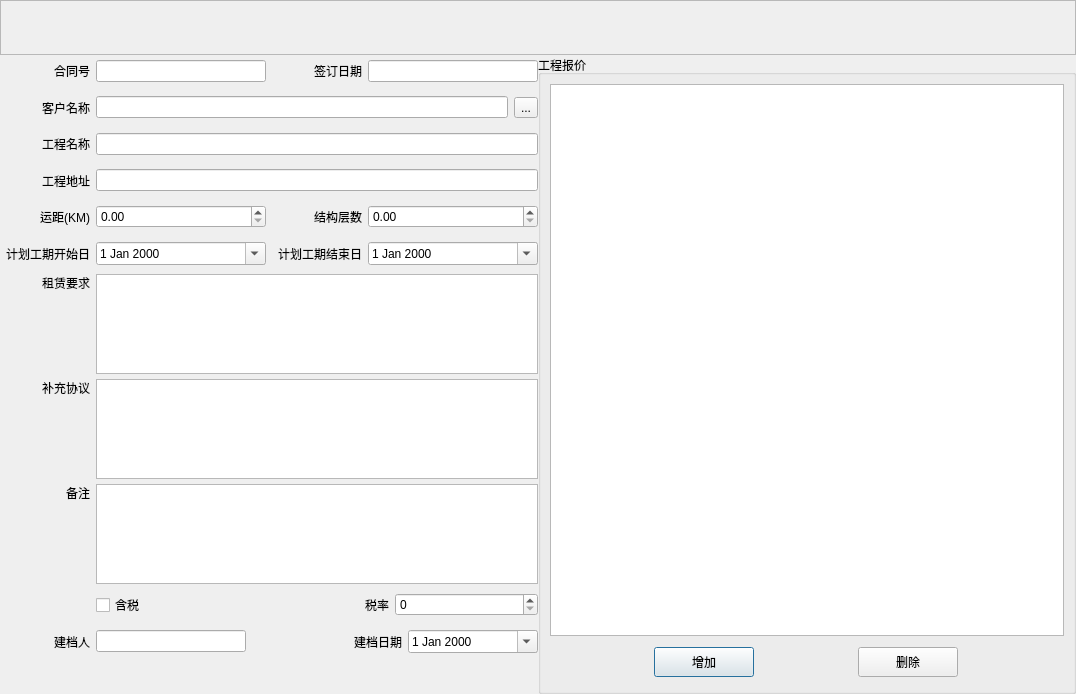
Before: the Qt Designer form ui/dialog/contracteditdialog.ui in longcp/CarRentalManagement, drawn with Qt 5.
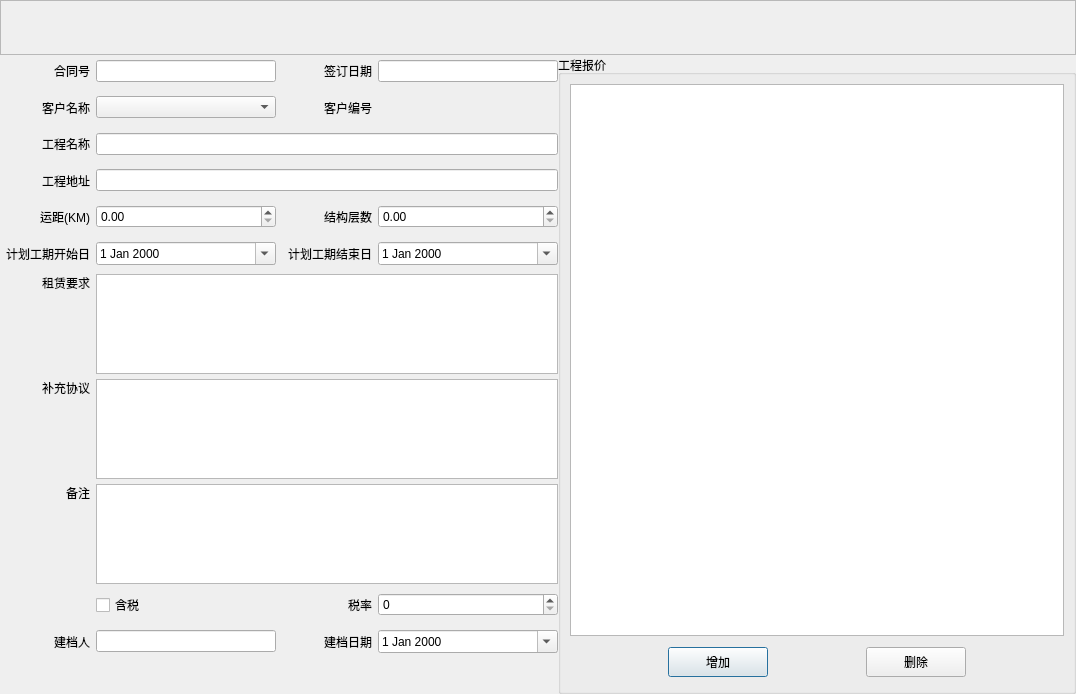
After: the same form once the commit is applied.

Patch:
```diff
--- a/ui/dialog/contracteditdialog.ui
+++ b/ui/dialog/contracteditdialog.ui
@@ -142,7 +142,20 @@
              </widget>
             </item>
             <item>
-             <widget class="QLineEdit" name="lineEdit"/>
+             <widget class="QLineEdit" name="lineEdit">
+              <property name="minimumSize">
+               <size>
+                <width>180</width>
+                <height>0</height>
+               </size>
+              </property>
+              <property name="maximumSize">
+               <size>
+                <width>180</width>
+                <height>16777215</height>
+               </size>
+              </property>
+             </widget>
             </item>
             <item>
              <widget class="QLabel" name="label_2">
@@ -167,7 +180,20 @@
              </widget>
             </item>
             <item>
-             <widget class="QLineEdit" name="lineEdit_2"/>
+             <widget class="QLineEdit" name="lineEdit_2">
+              <property name="minimumSize">
+               <size>
+                <width>180</width>
+                <height>0</height>
+               </size>
+              </property>
+              <property name="maximumSize">
+               <size>
+                <width>180</width>
+                <height>16777215</height>
+               </size>
+              </property>
+             </widget>
             </item>
            </layout>
           </widget>
@@ -210,12 +236,47 @@
              </widget>
             </item>
             <item>
-             <widget class="QLineEdit" name="lineEdit_3"/>
+             <widget class="QComboBox" name="comboBox">
+              <property name="minimumSize">
+               <size>
+                <width>180</width>
+                <height>0</height>
+               </size>
+              </property>
+              <property name="maximumSize">
+               <size>
+                <width>180</width>
+                <height>16777215</height>
+               </size>
+              </property>
+             </widget>
             </item>
             <item>
-             <widget class="QToolButton" name="toolButton">
+             <widget class="QLabel" name="label_17">
               <property name="text">
-               <string>...</string>
+               <string>客户编号</string>
+              </property>
+              <property name="alignment">
+               <set>Qt::AlignRight|Qt::AlignTrailing|Qt::AlignVCenter</set>
+              </property>
+             </widget>
+            </item>
+            <item>
+             <widget class="QLabel" name="label_18">
+              <property name="minimumSize">
+               <size>
+                <width>180</width>
+                <height>0</height>
+               </size>
+              </property>
+              <property name="maximumSize">
+               <size>
+                <width>180</width>
+                <height>16777215</height>
+               </size>
+              </property>
+              <property name="text">
+               <string/>
               </property>
              </widget>
             </item>
@@ -349,10 +410,16 @@
              <widget class="QDoubleSpinBox" name="doubleSpinBox">
               <property name="minimumSize">
                <size>
-                <width>100</width>
+                <width>180</width>
                 <height>0</height>
                </size>
               </property>
+              <property name="maximumSize">
+               <size>
+                <width>180</width>
+                <height>16777215</height>
+               </size>
+              </property>
               <property name="maximum">
                <double>999999999.990000009536743</double>
               </property>
@@ -382,6 +449,18 @@
             </item>
             <item>
              <widget class="QDoubleSpinBox" name="doubleSpinBox_2">
+              <property name="minimumSize">
+               <size>
+                <width>180</width>
+                <height>0</height>
+               </size>
+              </property>
+              <property name="maximumSize">
+               <size>
+                <width>180</width>
+                <height>16777215</height>
+               </size>
+              </property>
               <property name="maximum">
                <double>999999999.990000009536743</double>
               </property>
@@ -429,6 +508,18 @@
             </item>
             <item>
              <widget class="QDateEdit" name="dateEdit">
+              <property name="minimumSize">
+               <size>
+                <width>180</width>
+                <height>0</height>
+               </size>
+              </property>
+              <property name="maximumSize">
+               <size>
+                <width>180</width>
+                <height>16777215</height>
+               </size>
+              </property>
               <property name="calendarPopup">
                <bool>true</bool>
               </property>
@@ -458,6 +549,18 @@
             </item>
             <item>
              <widget class="QDateEdit" name="dateEdit_2">
+              <property name="minimumSize">
+               <size>
+                <width>180</width>
+                <height>0</height>
+               </size>
+              </property>
+              <property name="maximumSize">
+               <size>
+                <width>180</width>
+                <height>16777215</height>
+               </size>
+              </property>
               <property name="calendarPopup">
                <bool>true</bool>
               </property>
@@ -666,6 +769,18 @@
             </item>
             <item>
              <widget class="QSpinBox" name="spinBox">
+              <property name="minimumSize">
+               <size>
+                <width>180</width>
+                <height>0</height>
+               </size>
+              </property>
+              <property name="maximumSize">
+               <size>
+                <width>180</width>
+                <height>16777215</height>
+               </size>
+              </property>
               <property name="maximum">
                <number>100</number>
               </property>
@@ -715,31 +830,18 @@
              <widget class="QLineEdit" name="lineEdit_7">
               <property name="minimumSize">
                <size>
-                <width>150</width>
+                <width>180</width>
                 <height>0</height>
                </size>
               </property>
               <property name="maximumSize">
                <size>
-                <width>150</width>
+                <width>180</width>
                 <height>16777215</height>
                </size>
               </property>
              </widget>
             </item>
-            <item>
-             <spacer name="horizontalSpacer">
-              <property name="orientation">
-               <enum>Qt::Horizontal</enum>
-              </property>
-              <property name="sizeHint" stdset="0">
-               <size>
-                <width>40</width>
-                <height>20</height>
-               </size>
-              </property>
-             </spacer>
-            </item>
             <item>
              <widget class="QLabel" name="label_15">
               <property name="minimumSize">
@@ -766,13 +868,13 @@
              <widget class="QDateEdit" name="dateEdit_3">
               <property name="minimumSize">
                <size>
-                <width>130</width>
+                <width>180</width>
                 <height>0</height>
                </size>
               </property>
               <property name="maximumSize">
                <size>
-                <width>130</width>
+                <width>180</width>
                 <height>16777215</height>
                </size>
               </property>
```
